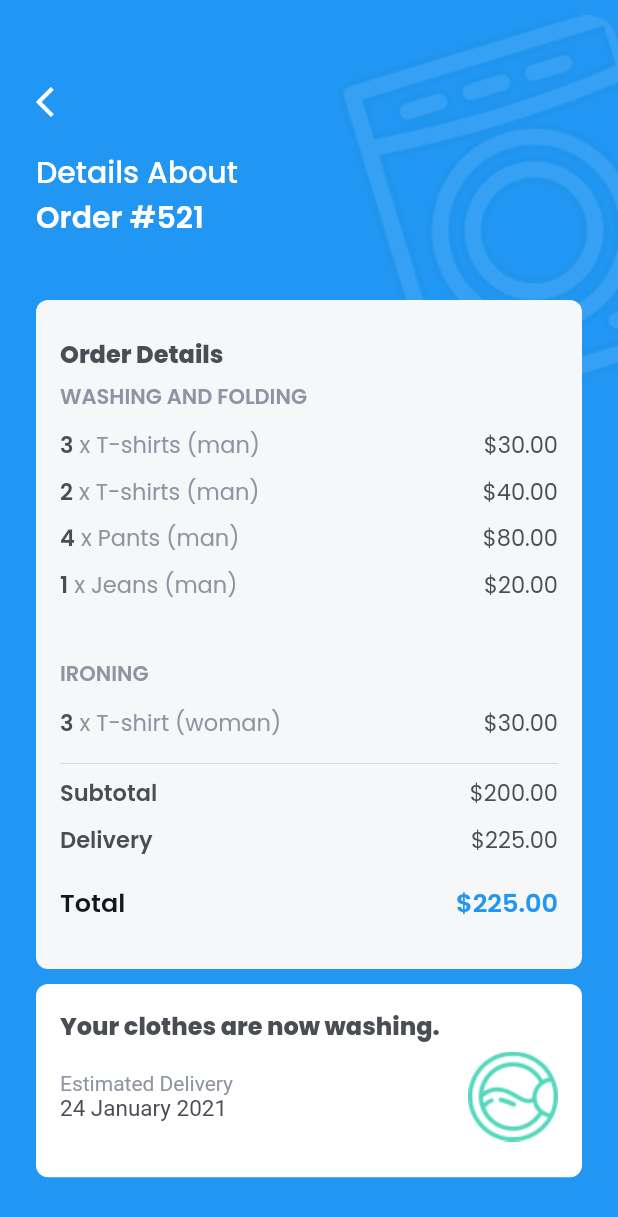
After one commit to carolineadicahya/cleancare_laundry, a Flutter app: the HistoryOrder screen opened by its route, on a phone screen of 412 x 824 dp. The commit adds this screen. Shown: the top 1217 px of the screen. Run offline on Flutter 3.47's test engine with Material 2 defaults, Android fonts, the phone set to English and light mode, and no system bars; our stand-ins replace cloud_firestore, firebase_auth, firebase_core, flutter_screenutil, flutter_spinkit, google_fonts and 3 more; missing offline and left inert: flutter_polyline_points; accounts and stored records are empty.

Commit message:
update history

```diff
--- a/lib/main.dart
+++ b/lib/main.dart
@@ -1,6 +1,8 @@
 import 'package:CleanCare/screen/owner/dashboard_admin.dart';
 import 'package:CleanCare/screen/owner/layout_admin.dart';
 import 'package:CleanCare/screen/user/dashboard_user.dart';
+import 'package:CleanCare/screen/user/history.dart';
+// import 'package:CleanCare/screen/user/history.dart';
 import 'package:CleanCare/screen/user/layout_user.dart';
 import 'package:flutter/material.dart';
 import 'package:firebase_core/firebase_core.dart';
@@ -72,6 +74,10 @@ Route<dynamic> _onGenerateRoute(RouteSettings settings) {
       return MaterialPageRoute(builder: (BuildContext context) {
         return const DashboardAdmin();
       });
+    case "/history-card":
+      return MaterialPageRoute(builder: (BuildContext context) {
+        return HistoryOrder();
+      });
     default:
       return MaterialPageRoute(builder: (BuildContext context) {
         return const Home();
--- /dev/null
+++ b/lib/screen/user/history.dart
@@ -0,0 +1,288 @@
+import 'package:flutter/material.dart';
+import 'package:flutter_screenutil/flutter_screenutil.dart';
+
+import '/../utils/constants.dart';
+
+class HistoryOrder extends StatefulWidget {
+  @override
+  _HistoryOrderState createState() => _HistoryOrderState();
+}
+
+class _HistoryOrderState extends State<HistoryOrder> {
+  @override
+  Widget build(BuildContext context) {
+    return Scaffold(
+      backgroundColor: Constants.primaryColor,
+      body: Container(
+        child: Stack(
+          clipBehavior: Clip.none,
+          children: [
+            Positioned(
+              right: 0.0,
+              top: 10.0,
+              child: Opacity(
+                opacity: 0.3,
+                child: Image.asset(
+                  "assets/images/washing_machine_illustration.png",
+                ),
+              ),
+            ),
+            SingleChildScrollView(
+              child: Container(
+                padding: EdgeInsets.symmetric(horizontal: 24.0),
+                child: Column(
+                  crossAxisAlignment: CrossAxisAlignment.start,
+                  children: [
+                    SizedBox(
+                      height: kToolbarHeight,
+                    ),
+                    GestureDetector(
+                      onTap: () {
+                        Navigator.pop(context);
+                      },
+                      child: Icon(
+                        Icons.arrow_back_ios,
+                        color: Colors.white,
+                      ),
+                    ),
+                    SizedBox(
+                      height: 20.0,
+                    ),
+                    RichText(
+                      text: TextSpan(
+                        children: [
+                          TextSpan(
+                            text: "Details About\n",
+                            style:
+                                Theme.of(context).textTheme.titleLarge?.copyWith(
+                                      color: Colors.white,
+                                    ),
+                          ),
+                          TextSpan(
+                            text: "Order #521",
+                            style:
+                                Theme.of(context).textTheme.titleLarge?.copyWith(
+                                      color: Colors.white,
+                                      fontWeight: FontWeight.w600,
+                                    ),
+                          ),
+                        ],
+                      ),
+                    ),
+                    SizedBox(
+                      height: 40.0,
+                    ),
+                    Container(
+                      width: double.infinity,
+                      decoration: BoxDecoration(
+                        borderRadius: BorderRadius.circular(8.0),
+                        color: Constants.scaffoldBackgroundColor,
+                      ),
+                      padding: EdgeInsets.symmetric(
+                        vertical: 24.0,
+                        horizontal: 16.0,
+                      ),
+                      child: Column(
+                        mainAxisSize: MainAxisSize.max,
+                        crossAxisAlignment: CrossAxisAlignment.start,
+                        children: [
+                          Text(
+                            "Order Details",
+                            style:
+                                Theme.of(context).textTheme.titleLarge?.copyWith(
+                                      color: Color.fromRGBO(74, 77, 84, 1),
+                                      fontSize: 16.0,
+                                      fontWeight: FontWeight.w800,
+                                    ),
+                          ),
+                          SizedBox(
+                            height: 6.0,
+                          ),
+                          Text(
+                            "WASHING AND FOLDING",
+                            style: TextStyle(
+                              fontWeight: FontWeight.w600,
+                              color: Color.fromRGBO(143, 148, 162, 1),
+                            ),
+                          ),
+                          SizedBox(
+                            height: 10.0,
+                          ),
+                          getItemRow("3", "T-shirts (man)", "\$30.00"),
+                          getItemRow("2", "T-shirts (man)", "\$40.00"),
+                          getItemRow("4", "Pants (man)", "\$80.00"),
+                          getItemRow("1", "Jeans (man)", "\$20.00"),
+                          SizedBox(
+                            height: 30.0,
+                          ),
+                          Text(
+                            "IRONING",
+                            style: TextStyle(
+                              fontWeight: FontWeight.w600,
+                              color: Color.fromRGBO(143, 148, 162, 1),
+                            ),
+                          ),
+                          SizedBox(
+                            height: 10.0,
+                          ),
+                          getItemRow("3", "T-shirt (woman)", "\$30.00"),
+                          Divider(),
+                          getSubtotalRow("Subtotal", "\$200.00"),
+                          getSubtotalRow("Delivery", "\$225.00"),
+                          SizedBox(
+                            height: 10.0,
+                          ),
+                          getTotalRow("Total", "\$225.00"),
+                        ],
+                      ),
+                    ),
+                    SizedBox(height: 10.0),
+                    Container(
+                      decoration: BoxDecoration(
+                        color: Colors.white,
+                        borderRadius: BorderRadius.circular(8.0),
+                      ),
+                      padding: EdgeInsets.all(16.0),
+                      height: ScreenUtil().setHeight(127.0),
+                      child: Column(
+                        crossAxisAlignment: CrossAxisAlignment.stretch,
+                        children: [
+                          Text(
+                            "Your clothes are now washing.",
+                            style:
+                                Theme.of(context).textTheme.titleLarge?.copyWith(
+                                      color: Color.fromRGBO(74, 77, 84, 1),
+                                      fontSize: 16.0,
+                                      fontWeight: FontWeight.w800,
+                                    ),
+                          ),
+                          SizedBox(
+                            height: 5.0,
+                          ),
+                          Row(
+                            mainAxisAlignment: MainAxisAlignment.spaceBetween,
+                            children: [
+                              RichText(
+                                text: TextSpan(
+                                  children: [
+                                    TextSpan(
+                                      text: "Estimated Delivery\n",
+                                      style: TextStyle(
+                                        color: Color.fromRGBO(143, 148, 162, 1),
+                                      ),
+                                    ),
+                                    TextSpan(
+                                      text: "24 January 2021",
+                                      style: TextStyle(
+                                        color: Color.fromRGBO(74, 77, 84, 1),
+                                        fontSize: 15.0,
+                                      ),
+                                    ),
+                                  ],
+                                ),
+                              ),
+                              Image.asset(
+                                "assets/images/washlogo.png",
+                              ),
+                            ],
+                          )
+                        ],
+                      ),
+                    )
+                  ],
+                ),
+              ),
+            ),
+          ],
+        ),
+      ),
+    );
+  }
+}
+
+Widget getTotalRow(String title, String amount) {
+  return Padding(
+    padding: EdgeInsets.only(bottom: 8.0),
+    child: Row(
+      children: [
+        Text(
+          title,
+          style: TextStyle(
+            color: Color.fromRGBO(19, 22, 33, 1),
+            fontSize: 17.0,
+            fontWeight: FontWeight.w600,
+          ),
+        ),
+        Spacer(),
+        Text(
+          amount,
+          style: TextStyle(
+            color: Constants.primaryColor,
+            fontWeight: FontWeight.w600,
+            fontSize: 17.0,
+          ),
+        )
+      ],
+    ),
+  );
+}
+
+Widget getSubtotalRow(String title, String price) {
+  return Padding(
+    padding: EdgeInsets.only(bottom: 8.0),
+    child: Row(
+      children: [
+        Text(
+          title,
+          style: TextStyle(
+            color: Color.fromRGBO(74, 77, 84, 1),
+            fontSize: 15.0,
+            fontWeight: FontWeight.w600,
+          ),
+        ),
+        Spacer(),
+        Text(
+          price,
+          style: TextStyle(
+            color: Color.fromRGBO(74, 77, 84, 1),
+            fontSize: 15.0,
+          ),
+        )
+      ],
+    ),
+  );
+}
+
+Widget getItemRow(String count, String item, String price) {
+  return Padding(
+    padding: EdgeInsets.only(bottom: 8.0),
+    child: Row(
+      children: [
+        Text(
+          count,
+          style: TextStyle(
+            color: Color.fromRGBO(74, 77, 84, 1),
+            fontSize: 15.0,
+            fontWeight: FontWeight.w600,
+          ),
+        ),
+        Expanded(
+          child: Text(
+            " x $item",
+            style: TextStyle(
+              color: Color.fromRGBO(143, 148, 162, 1),
+              fontSize: 15.0,
+            ),
+          ),
+        ),
+        Text(
+          price,
+          style: TextStyle(
+            color: Color.fromRGBO(74, 77, 84, 1),
+            fontSize: 15.0,
+          ),
+        )
+      ],
+    ),
+  );
+}
--- a/lib/widgets/latest_orders.dart
+++ b/lib/widgets/latest_orders.dart
@@ -40,7 +40,7 @@ class LatestOrders extends StatelessWidget {
               mainAxisAlignment: MainAxisAlignment.spaceBetween,
               children: [
                 Text(
-                  "Latest Orders",
+                  "History",
                   style: TextStyle(
                     color: Color.fromRGBO(19, 22, 33, 1),
                     fontSize: 18.0,
--- a/lib/widgets/order_card.dart
+++ b/lib/widgets/order_card.dart
@@ -17,7 +17,7 @@ class OrderCard extends StatelessWidget {
   Widget build(BuildContext context) {
     return GestureDetector(
       onTap: () {
-        nextScreen(context, "/single-order");
+        nextScreen(context, "/history-card");
       },
       child: Container(
         height: ScreenUtil().setHeight(121.0),
```
